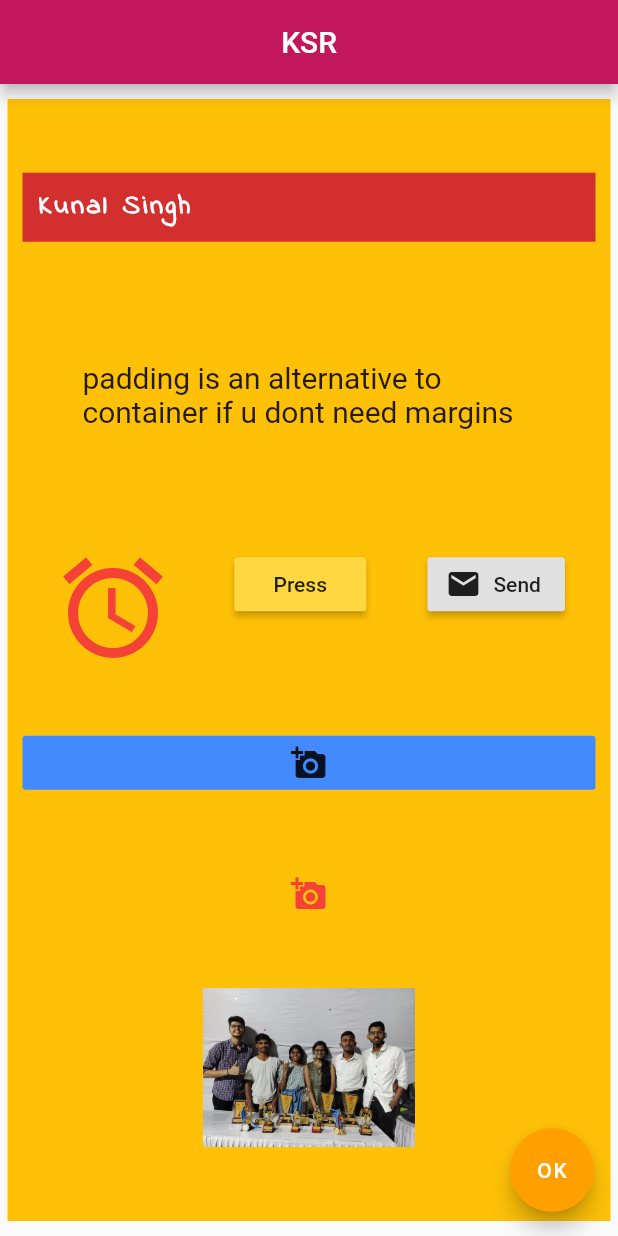
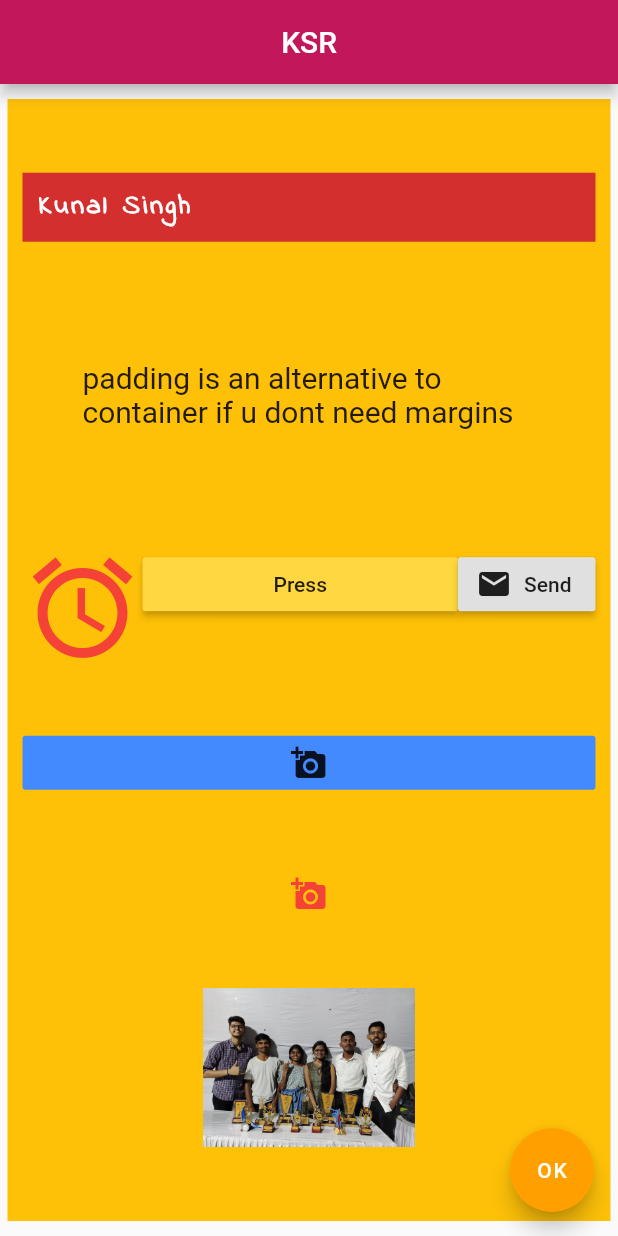
Before and after one commit to singhkunal2050/FlutterNewApp, a Flutter app: the screen it shows after launch, on a phone screen of 412 x 824 dp. Run offline on Flutter 3.47's test engine with Material 2 defaults, Android fonts, the phone set to English and light mode, and no system bars.

Commit message:
expanded widget added

```diff
--- a/lib/main.dart
+++ b/lib/main.dart
@@ -38,7 +38,7 @@ class NewApp extends StatelessWidget {
                 padding: EdgeInsets.all(40),
               ),
               Row(
-                mainAxisAlignment: MainAxisAlignment.spaceAround,
+                mainAxisAlignment: MainAxisAlignment.spaceBetween,
                 crossAxisAlignment: CrossAxisAlignment.start,
                 children: <Widget>[
                   Icon(
@@ -46,10 +46,13 @@ class NewApp extends StatelessWidget {
                     color: Colors.red,
                     size: 80,
                   ),
-                  RaisedButton(
+                  // expanded widget takes up all the available space
+                  Expanded(
+                    child: RaisedButton(
                       onPressed: () => print("pressed"),
                       child: Text("Press"),
                       color: Colors.amberAccent,
+                    ),
                   ),
                   RaisedButton.icon(
                     onPressed: () => print("pressed 2"),
@@ -110,3 +113,5 @@ class NewApp extends StatelessWidget {
 // flatbutton has no shadow
 // raisedbutton has shadow
 // we  can apply only padding prop to a padding widget
+// refactor has alot of amazing options for productivity
+// expanded windgets are very similar to flexbox
```
Lines whose indentation alone changed are shown as unchanged.
